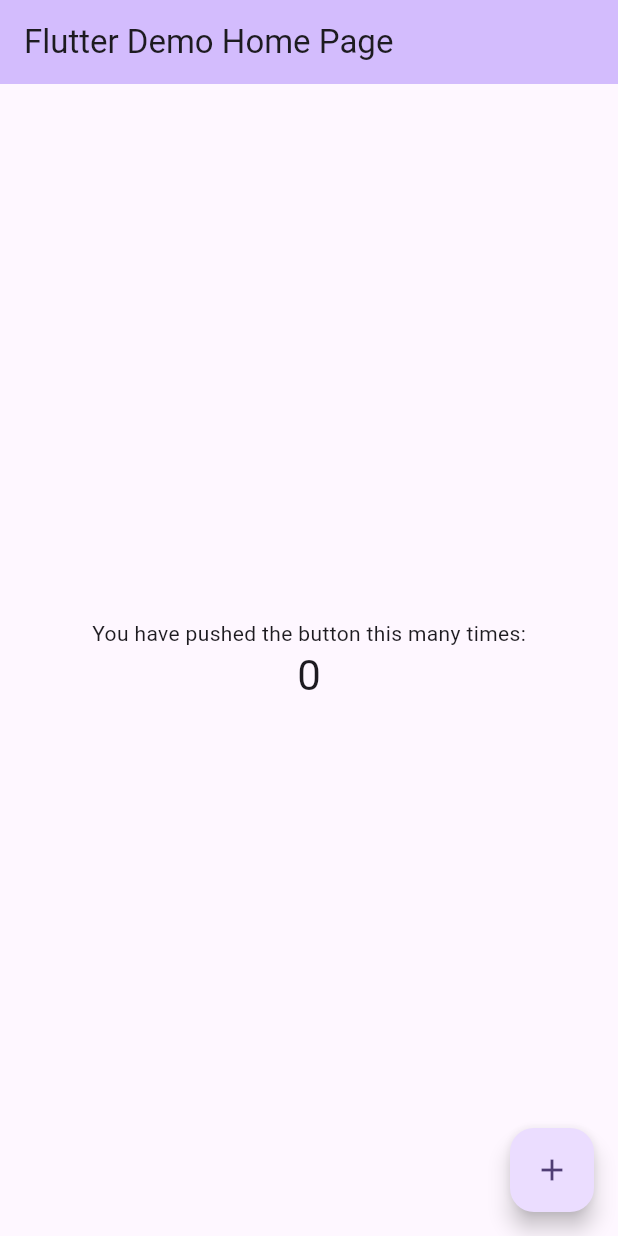
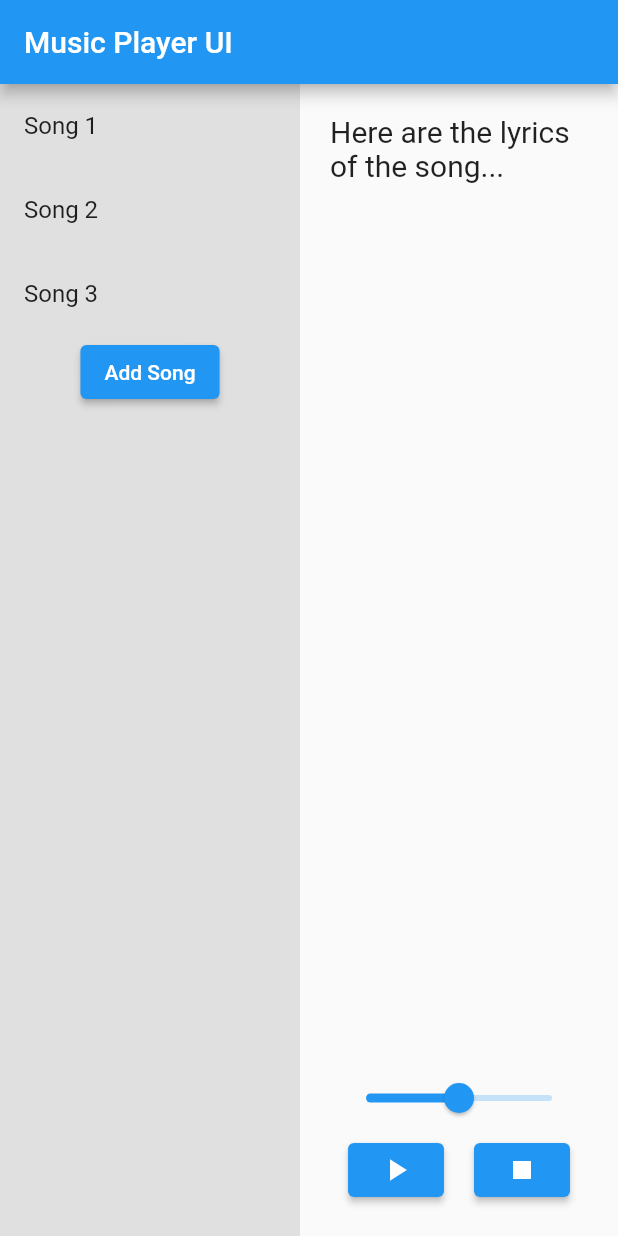
Before and after one commit to serori521/flutter-firebase, a Flutter app: the screen it shows after launch, on a phone screen of 412 x 824 dp. Run offline on Flutter 3.47's test engine with Material 2 defaults, Android fonts, the phone set to English and light mode, and no system bars; our stand-ins replace firebase_core; accounts and stored records are empty.

Commit message:
serori setup

```diff
--- /dev/null
+++ b/flutter/dart_defines/dev.json
@@ -0,0 +1,5 @@
+{
+  "flavor": "dev",
+  "appName": "lyric-generating-music-app.dev",
+  "appIdSuffix": ".dev"
+}
--- /dev/null
+++ b/flutter/dart_defines/prod.json
@@ -0,0 +1,5 @@
+{
+  "flavor": "prod",
+  "appName": "lyric-generating-music-app",
+  "appIdSuffix": ""
+}
--- a/flutter/lib/main.dart
+++ b/flutter/lib/main.dart
@@ -1,5 +1,101 @@
-import 'dart:async';
+import 'package:flutter/material.dart';
 
+void main() => runApp(MyApp());
+
+class MyApp extends StatelessWidget {
+  @override
+  Widget build(BuildContext context) {
+    return MaterialApp(
+      title: 'Music Player UI',
+      theme: ThemeData(
+        primarySwatch: Colors.blue,
+      ),
+      home: MyHomePage(),
+    );
+  }
+}
+
+class MyHomePage extends StatelessWidget {
+  @override
+  Widget build(BuildContext context) {
+    return Scaffold(
+      appBar: AppBar(
+        title: Text('Music Player UI'),
+      ),
+      body: Row(
+        children: [
+          // ③ Playlist
+          Container(
+            width: 200,
+            color: Colors.grey[300],
+            child: Column(
+              children: [
+                ListTile(title: Text('Song 1')),
+                ListTile(title: Text('Song 2')),
+                ListTile(title: Text('Song 3')),
+                ElevatedButton(
+                  onPressed: () {
+                    // Add song to playlist
+                  },
+                  child: Text('Add Song'),
+                ),
+              ],
+            ),
+          ),
+          Expanded(
+            child: Padding(
+              padding: const EdgeInsets.all(20.0),
+              child: Column(
+                children: [
+                  // ① Lyrics display
+                  Expanded(
+                    child: SingleChildScrollView(
+                      child: Text(
+                        'Here are the lyrics of the song...',
+                        style: TextStyle(fontSize: 20),
+                      ),
+                    ),
+                  ),
+                  // ④ Progress bar
+                  Slider(
+                    value: 50, // Example value
+                    onChanged: (value) {
+                      // Handle slider value change
+                    },
+                    min: 0,
+                    max: 100,
+                  ),
+                  // ② Play & Stop buttons
+                  Row(
+                    mainAxisAlignment: MainAxisAlignment.center,
+                    children: [
+                      ElevatedButton(
+                        onPressed: () {
+                          // Handle play
+                        },
+                        child: Icon(Icons.play_arrow),
+                      ),
+                      SizedBox(width: 20),
+                      ElevatedButton(
+                        onPressed: () {
+                          // Handle stop
+                        },
+                        child: Icon(Icons.stop),
+                      ),
+                    ],
+                  ),
+                ],
+              ),
+            ),
+          ),
+        ],
+      ),
+    );
+  }
+}
+
+
+/*import 'dart:async';
 import 'package:flutter/material.dart';
 
 Future<void> main() async {
@@ -82,3 +178,4 @@ class _MyHomePageState extends State<MyHomePage> {
         ),
       );
 }
+*/
```
Also changed, not shown: flutter/lib/firebase_options.dart, 1 other file.
